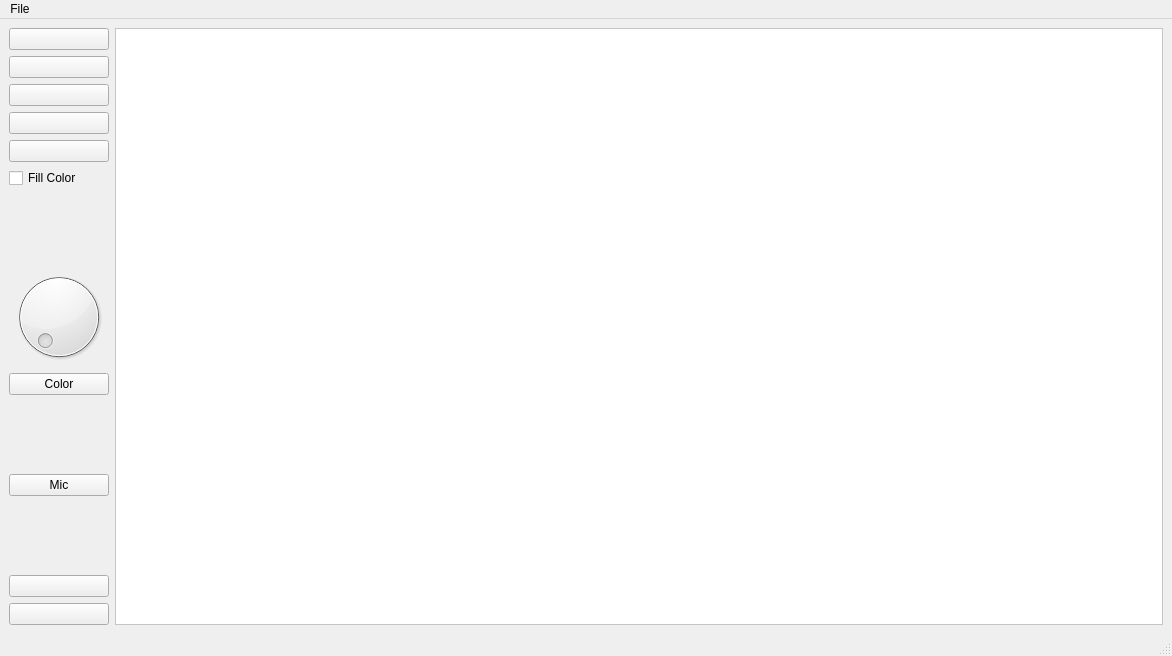
Qt form WhiteboardApplication/UI/board.ui (Shabbar10/PySide-Whiteboard) before a commit.
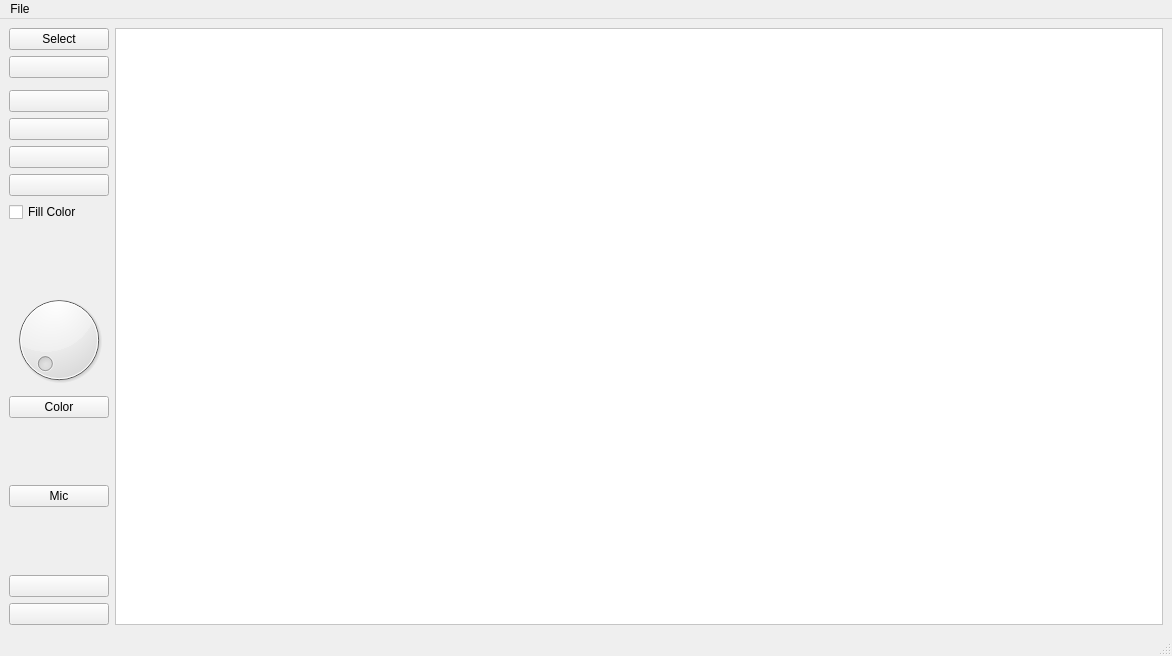
The same form after that commit. Icons and pictures are not drawn.

Commit message: Added shape transformation for rectangle (WIP)

```diff
--- a/WhiteboardApplication/UI/board.ui
+++ b/WhiteboardApplication/UI/board.ui
@@ -21,31 +21,7 @@
   </property>
   <widget class="QWidget" name="centralwidget">
    <layout class="QGridLayout" name="gridLayout">
-    <item row="0" column="0">
-     <widget class="QPushButton" name="pb_Pen">
-      <property name="toolTip">
-       <string>&lt;html&gt;&lt;head/&gt;&lt;body&gt;&lt;p&gt;Pen&lt;/p&gt;&lt;/body&gt;&lt;/html&gt;</string>
-      </property>
-      <property name="text">
-       <string/>
-      </property>
-      <property name="icon">
-       <iconset resource="../../Icons/Icons.qrc">
-        <normaloff>:/Tools/pen.png</normaloff>:/Tools/pen.png</iconset>
-      </property>
-      <property name="checkable">
-       <bool>true</bool>
-      </property>
-     </widget>
-    </item>
-    <item row="5" column="0">
-     <widget class="QCheckBox" name="cb_Fill_Color">
-      <property name="text">
-       <string>Fill Color</string>
-      </property>
-     </widget>
-    </item>
-    <item row="12" column="0">
+    <item row="15" column="0">
      <widget class="QPushButton" name="pb_Undo">
       <property name="toolTip">
        <string>&lt;html&gt;&lt;head/&gt;&lt;body&gt;&lt;p&gt;Undo&lt;/p&gt;&lt;/body&gt;&lt;/html&gt;</string>
@@ -65,7 +41,24 @@
       </property>
      </widget>
     </item>
-    <item row="13" column="0">
+    <item row="2" column="0">
+     <widget class="QPushButton" name="pb_Pen">
+      <property name="toolTip">
+       <string>&lt;html&gt;&lt;head/&gt;&lt;body&gt;&lt;p&gt;Pen&lt;/p&gt;&lt;/body&gt;&lt;/html&gt;</string>
+      </property>
+      <property name="text">
+       <string/>
+      </property>
+      <property name="icon">
+       <iconset resource="../../Icons/Icons.qrc">
+        <normaloff>:/Tools/pen.png</normaloff>:/Tools/pen.png</iconset>
+      </property>
+      <property name="checkable">
+       <bool>true</bool>
+      </property>
+     </widget>
+    </item>
+    <item row="16" column="0">
      <widget class="QPushButton" name="pb_Redo">
       <property name="toolTip">
        <string>&lt;html&gt;&lt;head/&gt;&lt;body&gt;&lt;p&gt;Redo&lt;/p&gt;&lt;/body&gt;&lt;/html&gt;</string>
@@ -82,35 +75,33 @@
       </property>
      </widget>
     </item>
-    <item row="0" column="1" rowspan="14">
-     <widget class="QGraphicsView" name="gv_Canvas">
-      <property name="sizePolicy">
-       <sizepolicy hsizetype="Expanding" vsizetype="Expanding">
-        <horstretch>0</horstretch>
-        <verstretch>0</verstretch>
-       </sizepolicy>
+    <item row="9" column="0">
+     <spacer name="verticalSpacer_2">
+      <property name="orientation">
+       <enum>Qt::Orientation::Vertical</enum>
       </property>
-      <property name="styleSheet">
-       <string notr="true">QGraphicsView { background-color: white; }
-</string>
+      <property name="sizeHint" stdset="0">
+       <size>
+        <width>20</width>
+        <height>40</height>
+       </size>
       </property>
-     </widget>
+     </spacer>
     </item>
-    <item row="3" column="0">
-     <widget class="QPushButton" name="pb_Rectangle">
+    <item row="10" column="0">
+     <widget class="QDial" name="dial"/>
+    </item>
+    <item row="11" column="0">
+     <widget class="QPushButton" name="pb_Color">
       <property name="text">
-       <string/>
-      </property>
-      <property name="icon">
-       <iconset resource="../../Icons/Icons.qrc">
-        <normaloff>:/Tools/rect.png</normaloff>:/Tools/rect.png</iconset>
+       <string>Color</string>
       </property>
       <property name="checkable">
-       <bool>true</bool>
+       <bool>false</bool>
       </property>
      </widget>
     </item>
-    <item row="1" column="0">
+    <item row="4" column="0">
      <widget class="QPushButton" name="pb_Eraser">
       <property name="toolTip">
        <string>&lt;html&gt;&lt;head/&gt;&lt;body&gt;&lt;p&gt;Eraser&lt;/p&gt;&lt;/body&gt;&lt;/html&gt;</string>
@@ -127,27 +118,28 @@
       </property>
      </widget>
     </item>
-    <item row="10" column="0">
+    <item row="13" column="0">
      <widget class="QPushButton" name="pb_Mic">
       <property name="text">
        <string>Mic</string>
       </property>
      </widget>
     </item>
-    <item row="6" column="0">
-     <spacer name="verticalSpacer_2">
-      <property name="orientation">
-       <enum>Qt::Orientation::Vertical</enum>
+    <item row="5" column="0">
+     <widget class="QPushButton" name="pb_Line">
+      <property name="text">
+       <string/>
       </property>
-      <property name="sizeHint" stdset="0">
-       <size>
-        <width>20</width>
-        <height>40</height>
-       </size>
+      <property name="icon">
+       <iconset resource="../../Icons/Icons.qrc">
+        <normaloff>:/Tools/line.png</normaloff>:/Tools/line.png</iconset>
       </property>
-     </spacer>
+      <property name="checkable">
+       <bool>true</bool>
+      </property>
+     </widget>
     </item>
-    <item row="9" column="0">
+    <item row="12" column="0">
      <spacer name="verticalSpacer">
       <property name="orientation">
        <enum>Qt::Orientation::Vertical</enum>
@@ -161,33 +153,27 @@
      </spacer>
     </item>
     <item row="8" column="0">
-     <widget class="QPushButton" name="pb_Color">
+     <widget class="QCheckBox" name="cb_Fill_Color">
       <property name="text">
-       <string>Color</string>
+       <string>Fill Color</string>
+      </property>
+     </widget>
+    </item>
+    <item row="6" column="0">
+     <widget class="QPushButton" name="pb_Rectangle">
+      <property name="text">
+       <string/>
+      </property>
+      <property name="icon">
+       <iconset resource="../../Icons/Icons.qrc">
+        <normaloff>:/Tools/rect.png</normaloff>:/Tools/rect.png</iconset>
       </property>
       <property name="checkable">
-       <bool>false</bool>
+       <bool>true</bool>
       </property>
      </widget>
     </item>
     <item row="7" column="0">
-     <widget class="QDial" name="dial"/>
-    </item>
-    <item row="2" column="0">
-     <widget class="QPushButton" name="pb_Line">
-      <property name="text">
-       <string/>
-      </property>
-      <property name="icon">
-       <iconset resource="../../Icons/Icons.qrc">
-        <normaloff>:/Tools/line.png</normaloff>:/Tools/line.png</iconset>
-      </property>
-      <property name="checkable">
-       <bool>true</bool>
-      </property>
-     </widget>
-    </item>
-    <item row="4" column="0">
      <widget class="QPushButton" name="pb_Ellipse">
       <property name="text">
        <string/>
@@ -201,7 +187,7 @@
       </property>
      </widget>
     </item>
-    <item row="11" column="0">
+    <item row="14" column="0">
      <spacer name="verticalSpacer_3">
       <property name="orientation">
        <enum>Qt::Orientation::Vertical</enum>
@@ -214,6 +200,30 @@
       </property>
      </spacer>
     </item>
+    <item row="1" column="0">
+     <widget class="QPushButton" name="pb_Select">
+      <property name="text">
+       <string>Select</string>
+      </property>
+      <property name="checkable">
+       <bool>true</bool>
+      </property>
+     </widget>
+    </item>
+    <item row="1" column="1" rowspan="16">
+     <widget class="QGraphicsView" name="gv_Canvas">
+      <property name="sizePolicy">
+       <sizepolicy hsizetype="Expanding" vsizetype="Expanding">
+        <horstretch>0</horstretch>
+        <verstretch>0</verstretch>
+       </sizepolicy>
+      </property>
+      <property name="styleSheet">
+       <string notr="true">QGraphicsView { background-color: white; }
+</string>
+      </property>
+     </widget>
+    </item>
    </layout>
   </widget>
   <widget class="QMenuBar" name="menubar">
```
The commit also changes 2 other files.
